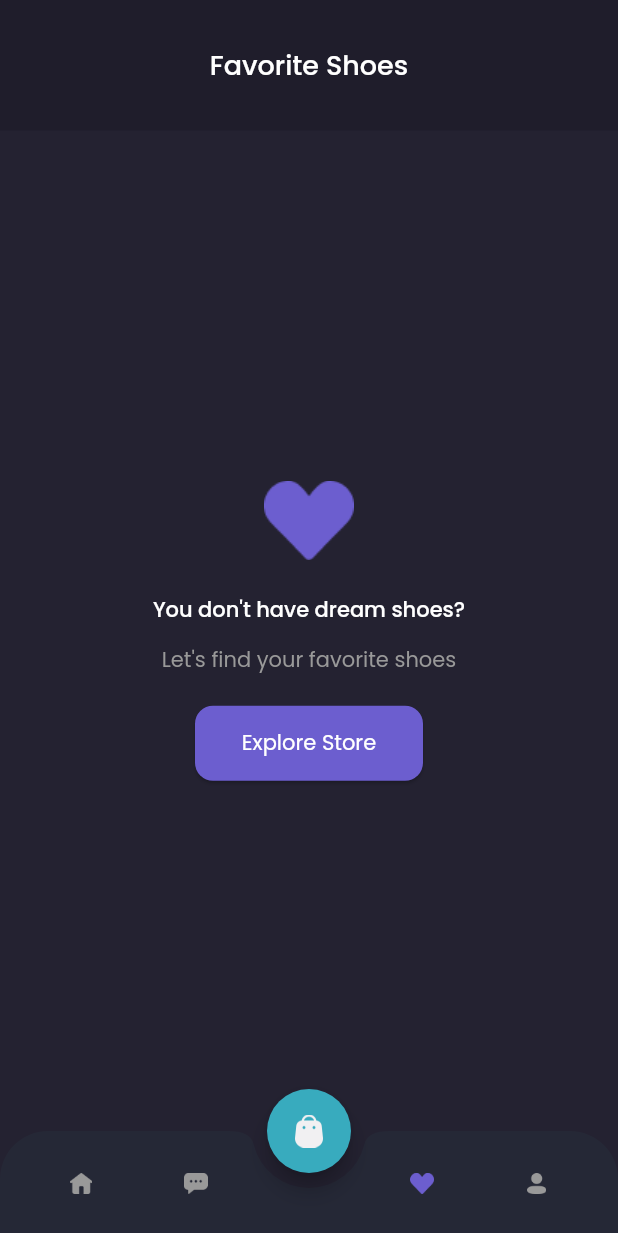
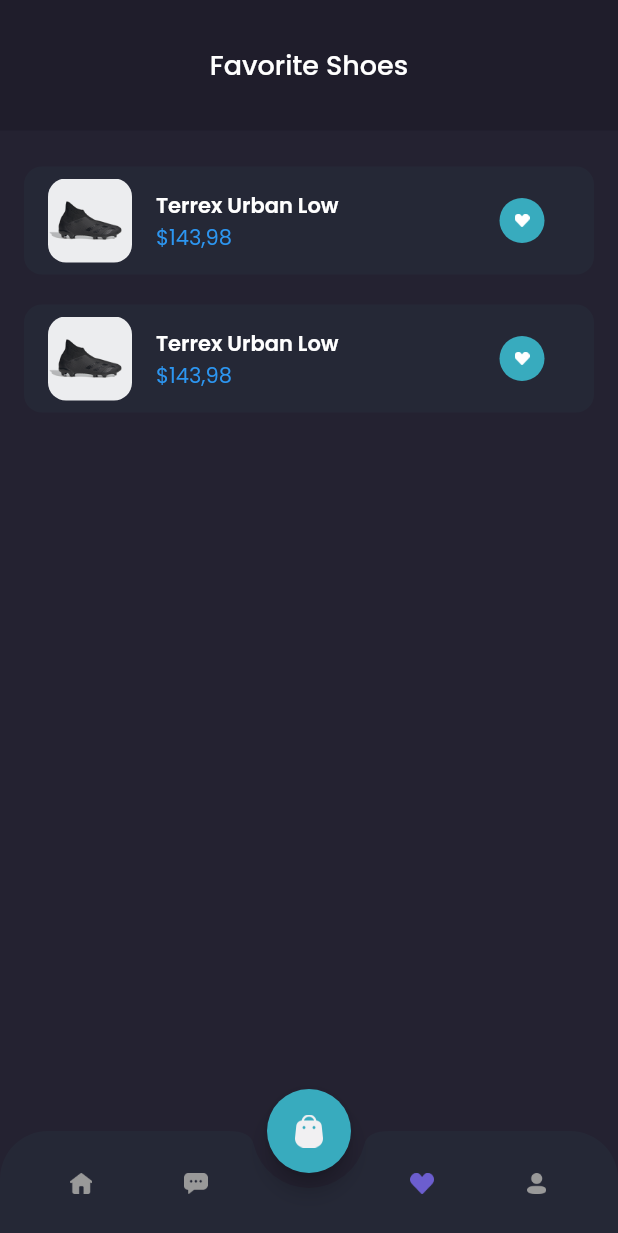
Before and after one commit to ziszz/shamo-app, a Flutter app: the MainPage screen opened by its route, swiped to page 3, on a phone screen of 412 x 824 dp. Shown: the top 1233 px of the screen. Run offline on Flutter 3.47's test engine with Material 2 defaults, Android fonts, the phone set to English and light mode, and no system bars; our stand-ins replace google_fonts.

Commit message:
create favorite list item

```diff
--- a/lib/presentation/pages/favorite_page.dart
+++ b/lib/presentation/pages/favorite_page.dart
@@ -8,7 +8,7 @@ class FavoritePage extends StatelessWidget {
 
   @override
   Widget build(BuildContext context) {
-    return _emptyContent(context: context);
+    return _favoriteList();
   }
 
   static AppBar appBar({required BuildContext context}) {
@@ -73,4 +73,64 @@ class FavoritePage extends StatelessWidget {
       ),
     );
   }
+
+  Widget _favoriteTile({required BuildContext context}) {
+    return ListTile(
+      onTap: () {},
+      tileColor: AppColors.black4,
+      shape: RoundedRectangleBorder(
+        borderRadius: BorderRadius.circular(12),
+      ),
+      leading: ClipRRect(
+        borderRadius: BorderRadius.circular(12),
+        child: Image.asset(
+          "assets/product-example.png",
+        ),
+      ),
+      title: Text(
+        "Terrex Urban Low",
+        style: Theme.of(context).textTheme.bodyMedium?.copyWith(
+              color: AppColors.white,
+              fontWeight: semiBold,
+            ),
+      ),
+      subtitle: Text(
+        "\$143,98",
+        style: Theme.of(context).textTheme.bodyMedium?.copyWith(
+              color: AppColors.blue,
+              fontWeight: regular,
+            ),
+      ),
+      trailing: IconButton(
+        onPressed: () {},
+        icon: const CircleAvatar(
+          radius: 15,
+          backgroundColor: AppColors.lightBlue,
+          child: ImageIcon(
+            AssetImage(
+              "assets/ic-favorite.png",
+            ),
+            color: AppColors.white,
+            size: 10,
+          ),
+        ),
+      ),
+    );
+  }
+
+  Widget _favoriteList() {
+    return ListView.separated(
+      itemCount: 2,
+      padding: const EdgeInsets.symmetric(
+        horizontal: 16,
+        vertical: 24,
+      ),
+      separatorBuilder: (context, index) {
+        return const SizedBox(height: 20);
+      },
+      itemBuilder: (context, index) {
+        return _favoriteTile(context: context);
+      },
+    );
+  }
 }
--- a/lib/presentation/pages/main_page.dart
+++ b/lib/presentation/pages/main_page.dart
@@ -15,7 +15,8 @@ class MainPage extends StatefulWidget {
   State<MainPage> createState() => _MainPageState();
 }
 
-class _MainPageState extends State<MainPage> {
+class _MainPageState extends State<MainPage>
+    with SingleTickerProviderStateMixin {
   int _currentIndex = 0;
   late PageController _pageController;
 
@@ -25,6 +26,12 @@ class _MainPageState extends State<MainPage> {
     _pageController = PageController(
       initialPage: _currentIndex,
     );
+  }
+
+  @override
+  void dispose() {
+    super.dispose();
+    _pageController.dispose();
   }
 
   @override
@@ -83,9 +90,7 @@ class _MainPageState extends State<MainPage> {
     required int index,
     required ImageProvider image,
   }) {
-    return InkWell(
-      borderRadius: BorderRadius.circular(30),
-      hoverColor: AppColors.purple,
+    return GestureDetector(
       onTap: () {
         _pageController.jumpToPage(index);
       },
```
Also changed, not shown: lib/presentation/pages/cart_page.dart (+19 -11 lines).
